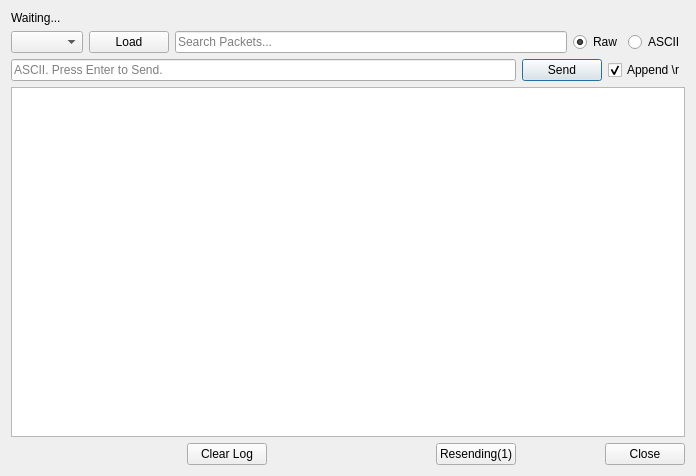
Qt form src/persistentconnection.ui (dannagle/PacketSender) before a commit.
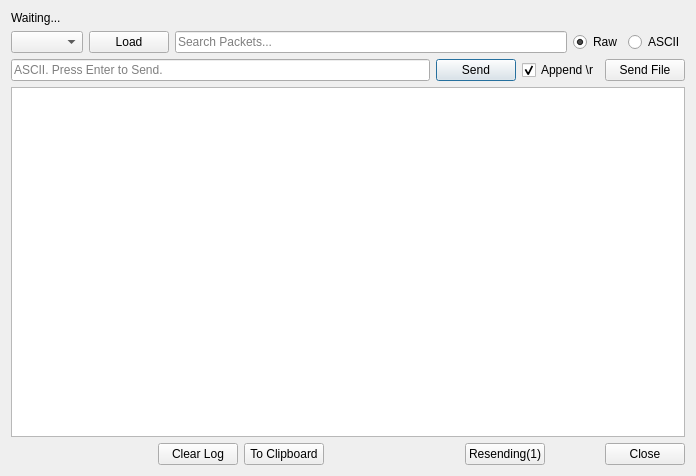
The same form after that commit.

Commit message: Allow sending file in persistent connection #41

What changed in the file:
```diff
--- a/src/persistentconnection.ui
+++ b/src/persistentconnection.ui
@@ -108,6 +108,13 @@
        </property>
       </widget>
      </item>
+     <item>
+      <widget class="QPushButton" name="sendFileButton">
+       <property name="text">
+        <string>Send File</string>
+       </property>
+      </widget>
+     </item>
     </layout>
    </item>
    <item>
@@ -152,6 +159,13 @@
        </property>
       </widget>
      </item>
+     <item>
+      <widget class="QPushButton" name="clipboardButton">
+       <property name="text">
+        <string>To Clipboard</string>
+       </property>
+      </widget>
+     </item>
      <item>
       <spacer name="horizontalSpacer_2">
        <property name="orientation">
```
The commit also changes 2 other files.
